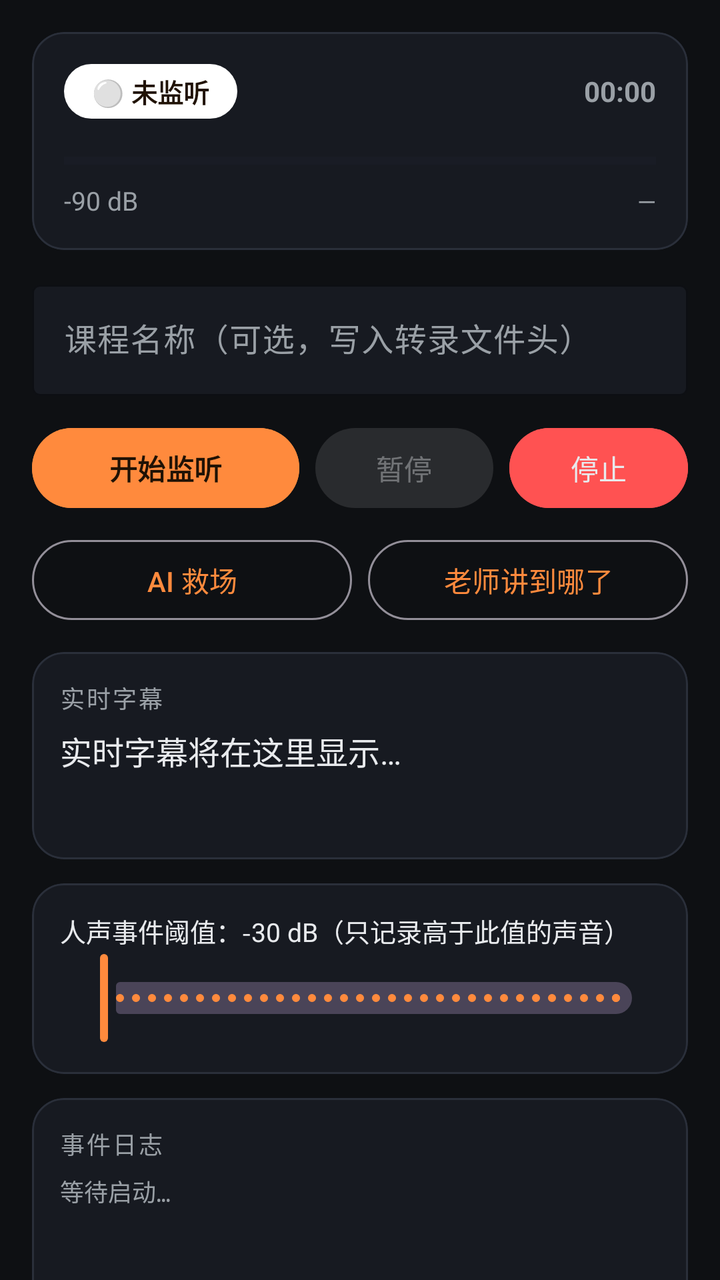
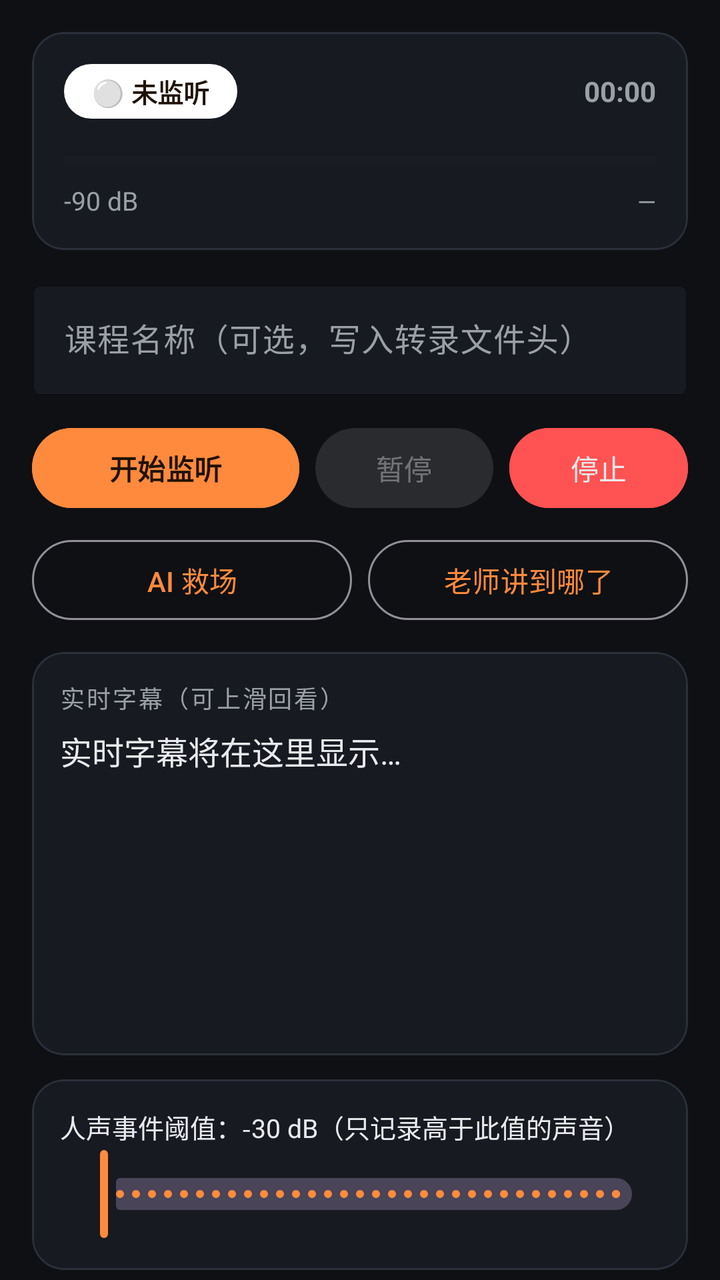

Two renders of the same Android screen: before a commit and after it. Below are the layout's source before the change and the commit's diff.
<!-- AndroidManifest.xml: application theme Theme.ClassFoxDroid -->
<!-- res/layout/fragment_listen.xml -->
<?xml version="1.0" encoding="utf-8"?>
<ScrollView xmlns:android="http://schemas.android.com/apk/res/android"
    xmlns:app="http://schemas.android.com/apk/res-auto"
    android:layout_width="match_parent"
    android:layout_height="match_parent"
    android:fillViewport="true"
    android:scrollbars="none">

    <LinearLayout
        android:layout_width="match_parent"
        android:layout_height="wrap_content"
        android:orientation="vertical"
        android:padding="16dp">

        
        <com.google.android.material.card.MaterialCardView
            android:id="@+id/cardAlert"
            style="@style/CFCard"
            android:layout_width="match_parent"
            android:layout_height="wrap_content"
            android:layout_marginBottom="12dp"
            android:visibility="gone"
            app:strokeWidth="2dp">

            <LinearLayout
                android:layout_width="match_parent"
                android:layout_height="wrap_content"
                android:orientation="vertical"
                android:padding="14dp">

                <LinearLayout
                    android:layout_width="match_parent"
                    android:layout_height="wrap_content"
                    android:gravity="center_vertical"
                    android:orientation="horizontal">

                    <TextView
                        android:id="@+id/tvAlertTag"
                        android:layout_width="0dp"
                        android:layout_height="wrap_content"
                        android:layout_weight="1"
                        android:textSize="14sp"
                        android:textStyle="bold" />

                    <com.google.android.material.button.MaterialButton
                        android:id="@+id/btnAlertDismiss"
                        style="@style/Widget.Material3.Button.TextButton"
                        android:layout_width="wrap_content"
                        android:layout_height="wrap_content"
                        android:text="忽略"
                        android:textColor="@color/cf_text_dim" />
                </LinearLayout>

                <TextView
                    android:id="@+id/tvAlert"
                    android:layout_width="match_parent"
                    android:layout_height="wrap_content"
                    android:textColor="@color/cf_text"
                    android:textSize="14sp" />

                <LinearLayout
                    android:id="@+id/rowAlertActions"
                    android:layout_width="match_parent"
                    android:layout_height="wrap_content"
                    android:layout_marginTop="8dp"
                    android:orientation="horizontal"
                    android:visibility="gone">

                    <com.google.android.material.button.MaterialButton
                        android:id="@+id/btnAlertRescue"
                        android:layout_width="0dp"
                        android:layout_height="wrap_content"
                        android:layout_weight="1"
                        android:backgroundTint="@color/cf_danger"
                        android:text="AI 救场"
                        android:textColor="@color/cf_text" />

                    <com.google.android.material.button.MaterialButton
                        android:id="@+id/btnAlertCatchup"
                        style="@style/Widget.Material3.Button.TonalButton"
                        android:layout_width="0dp"
                        android:layout_height="wrap_content"
                        android:layout_marginStart="8dp"
                        android:layout_weight="1"
                        android:text="讲到哪了" />
                </LinearLayout>
            </LinearLayout>
        </com.google.android.material.card.MaterialCardView>

        
        <com.google.android.material.card.MaterialCardView
            style="@style/CFCard"
            android:layout_width="match_parent"
            android:layout_height="wrap_content">

            <LinearLayout
                android:layout_width="match_parent"
                android:layout_height="wrap_content"
                android:orientation="vertical"
                android:padding="16dp">

                <LinearLayout
                    android:layout_width="match_parent"
                    android:layout_height="wrap_content"
                    android:gravity="center_vertical"
                    android:orientation="horizontal">

                    <TextView
                        android:id="@+id/statusPill"
                        android:layout_width="wrap_content"
                        android:layout_height="wrap_content"
                        android:background="@drawable/bg_pill"
                        android:paddingStart="14dp"
                        android:paddingTop="4dp"
                        android:paddingEnd="14dp"
                        android:paddingBottom="4dp"
                        android:text="⚪ 未监听"
                        android:textColor="@color/cf_on_primary"
                        android:textSize="13sp"
                        android:textStyle="bold" />

                    <View
                        android:layout_width="0dp"
                        android:layout_height="1dp"
                        android:layout_weight="1" />

                    <TextView
                        android:id="@+id/tvTime"
                        android:layout_width="wrap_content"
                        android:layout_height="wrap_content"
                        android:text="00:00"
                        android:textColor="@color/cf_text_dim"
                        android:textSize="14sp"
                        android:textStyle="bold" />
                </LinearLayout>

                <ProgressBar
                    android:id="@+id/volumeBar"
                    style="?android:attr/progressBarStyleHorizontal"
                    android:layout_width="match_parent"
                    android:layout_height="10dp"
                    android:layout_marginTop="16dp"
                    android:max="100"
                    android:progress="0"
                    android:progressBackgroundTint="@color/cf_surface_var"
                    android:progressTint="@color/cf_ok" />

                <LinearLayout
                    android:layout_width="match_parent"
                    android:layout_height="wrap_content"
                    android:layout_marginTop="6dp"
                    android:orientation="horizontal">

                    <TextView
                        android:id="@+id/tvDb"
                        android:layout_width="0dp"
                        android:layout_height="wrap_content"
                        android:layout_weight="1"
                        android:text="-90 dB"
                        android:textColor="@color/cf_text_dim"
                        android:textSize="13sp" />

                    <TextView
                        android:id="@+id/tvFile"
                        android:layout_width="0dp"
                        android:layout_height="wrap_content"
                        android:layout_weight="2"
                        android:ellipsize="start"
                        android:gravity="end"
                        android:singleLine="true"
                        android:text="—"
                        android:textColor="@color/cf_text_dim"
                        android:textSize="12sp" />
                </LinearLayout>
            </LinearLayout>
        </com.google.android.material.card.MaterialCardView>

        
        <com.google.android.material.textfield.TextInputLayout
            android:layout_width="match_parent"
            android:layout_height="wrap_content"
            android:layout_marginTop="12dp"
            android:hint="课程名称（可选，写入转录文件头）"
            app:boxBackgroundColor="@color/cf_surface"
            app:boxStrokeColor="@color/cf_stroke"
            style="@style/Widget.Material3.TextInputLayout.OutlinedBox">

            <com.google.android.material.textfield.TextInputEditText
                android:id="@+id/etCourse"
                android:layout_width="match_parent"
                android:layout_height="wrap_content"
                android:inputType="text"
                android:textColor="@color/cf_text" />
        </com.google.android.material.textfield.TextInputLayout>

        
        <LinearLayout
            android:layout_width="match_parent"
            android:layout_height="wrap_content"
            android:layout_marginTop="12dp"
            android:orientation="horizontal">

            <com.google.android.material.button.MaterialButton
                android:id="@+id/btnStart"
                android:layout_width="0dp"
                android:layout_height="wrap_content"
                android:layout_weight="1.2"
                android:backgroundTint="@color/cf_primary"
                android:text="开始监听"
                android:textColor="@color/cf_on_primary"
                android:textStyle="bold" />

            <com.google.android.material.button.MaterialButton
                android:id="@+id/btnPause"
                style="@style/Widget.Material3.Button.TonalButton"
                android:layout_width="0dp"
                android:layout_height="wrap_content"
                android:layout_marginStart="8dp"
                android:layout_weight="0.8"
                android:enabled="false"
                android:text="暂停" />

                <com.google.android.material.button.MaterialButton
                    android:id="@+id/btnStop"
                    style="@style/Widget.Material3.Button.TonalButton"
                    android:layout_width="0dp"
                    android:layout_height="wrap_content"
                    android:layout_marginStart="8dp"
                    android:layout_weight="0.8"
                    android:backgroundTint="@color/cf_danger"
                    android:enabled="false"
                    android:text="停止"
                    android:textColor="@color/cf_text" />
        </LinearLayout>

        
        <LinearLayout
            android:layout_width="match_parent"
            android:layout_height="wrap_content"
            android:layout_marginTop="8dp"
            android:orientation="horizontal">

            <com.google.android.material.button.MaterialButton
                android:id="@+id/btnAiRescue"
                style="@style/Widget.Material3.Button.OutlinedButton"
                android:layout_width="0dp"
                android:layout_height="wrap_content"
                android:layout_weight="1"
                android:text="AI 救场" />

            <com.google.android.material.button.MaterialButton
                android:id="@+id/btnAiCatchup"
                style="@style/Widget.Material3.Button.OutlinedButton"
                android:layout_width="0dp"
                android:layout_height="wrap_content"
                android:layout_marginStart="8dp"
                android:layout_weight="1"
                android:text="老师讲到哪了" />
        </LinearLayout>

        
        <com.google.android.material.card.MaterialCardView
            style="@style/CFCard"
            android:layout_width="match_parent"
            android:layout_height="wrap_content"
            android:layout_marginTop="12dp">

            <LinearLayout
                android:layout_width="match_parent"
                android:layout_height="wrap_content"
                android:orientation="vertical"
                android:padding="14dp">

                <TextView
                    style="@style/CFCardLabel"
                    android:layout_width="wrap_content"
                    android:layout_height="wrap_content"
                    android:text="实时字幕" />

                <TextView
                    android:id="@+id/tvCaption"
                    android:layout_width="match_parent"
                    android:layout_height="wrap_content"
                    android:layout_marginTop="6dp"
                    android:minHeight="52dp"
                    android:text="实时字幕将在这里显示…"
                    android:textColor="@color/cf_text"
                    android:textSize="16sp" />
            </LinearLayout>
        </com.google.android.material.card.MaterialCardView>

        
        <com.google.android.material.card.MaterialCardView
            style="@style/CFCard"
            android:layout_width="match_parent"
            android:layout_height="wrap_content"
            android:layout_marginTop="12dp">

            <LinearLayout
                android:layout_width="match_parent"
                android:layout_height="wrap_content"
                android:orientation="vertical"
                android:padding="14dp">

                <TextView
                    android:id="@+id/tvThreshold"
                    android:layout_width="match_parent"
                    android:layout_height="wrap_content"
                    android:text="人声事件阈值：-30 dB（只记录高于此值的声音）"
                    android:textColor="@color/cf_text"
                    android:textSize="13sp" />

                <com.google.android.material.slider.Slider
                    android:id="@+id/sliderThreshold"
                    android:layout_width="match_parent"
                    android:layout_height="wrap_content"
                    android:stepSize="1"
                    android:valueFrom="-60"
                    android:valueTo="-10"
                    app:labelBehavior="gone" />
            </LinearLayout>
        </com.google.android.material.card.MaterialCardView>

        
        <com.google.android.material.card.MaterialCardView
            style="@style/CFCard"
            android:layout_width="match_parent"
            android:layout_height="wrap_content"
            android:layout_marginTop="12dp">

            <LinearLayout
                android:layout_width="match_parent"
                android:layout_height="wrap_content"
                android:orientation="vertical"
                android:padding="14dp">

                <TextView
                    style="@style/CFCardLabel"
                    android:layout_width="wrap_content"
                    android:layout_height="wrap_content"
                    android:text="事件日志" />

                <ScrollView
                    android:id="@+id/logScroll"
                    android:layout_width="match_parent"
                    android:layout_height="200dp"
                    android:layout_marginTop="6dp">

                    <TextView
                        android:id="@+id/tvLog"
                        android:layout_width="match_parent"
                        android:layout_height="wrap_content"
                        android:fontFamily="monospace"
                        android:text="等待启动…\n"
                        android:textColor="@color/cf_text_dim"
                        android:textSize="12sp" />
                </ScrollView>
            </LinearLayout>
        </com.google.android.material.card.MaterialCardView>
    </LinearLayout>
</ScrollView>
<!-- resources referenced by this layout -->
<resources>
  <color name="cf_danger">#FF5252</color>
  <color name="cf_ok">#4ADE80</color>
  <color name="cf_on_primary">#201205</color>
  <color name="cf_primary">#FF8A3D</color>
  <color name="cf_stroke">#2A2F3A</color>
  <color name="cf_surface">#171A21</color>
  <color name="cf_surface_var">#20242E</color>
  <color name="cf_text">#E8EAED</color>
  <color name="cf_text_dim">#9AA0A6</color>
  <!-- drawable bg_pill (drawable) -->
  <?xml version="1.0" encoding="utf-8"?>
  <shape xmlns:android="http://schemas.android.com/apk/res/android" android:shape="rectangle">
      <solid android:color="#FFFFFF" />
      <corners android:radius="20dp" />
  </shape>
  <style name="CFCard" parent="Widget.Material3.CardView.Elevated">
          <item name="cardBackgroundColor">@color/cf_surface</item>
          <item name="cardCornerRadius">16dp</item>
          <item name="cardElevation">0dp</item>
          <item name="strokeColor">@color/cf_stroke</item>
          <item name="strokeWidth">1dp</item>
      </style>
  <style name="CFCardLabel" parent="TextAppearance.MaterialComponents.Subtitle2">
          <item name="android:textColor">@color/cf_text_dim</item>
          <item name="android:textSize">12sp</item>
          <item name="android:letterSpacing">0.08</item>
      </style>
  <style name="Theme.ClassFoxDroid" parent="Theme.Material3.Dark.NoActionBar">
          <item name="colorPrimary">@color/cf_primary</item>
          <item name="colorOnPrimary">@color/cf_on_primary</item>
          <item name="colorPrimaryContainer">@color/cf_surface_var</item>
          <item name="colorOnPrimaryContainer">@color/cf_text</item>
          <item name="android:colorBackground">@color/cf_bg</item>
          <item name="colorSurface">@color/cf_surface</item>
          <item name="colorOnSurface">@color/cf_text</item>
          <item name="colorSurfaceVariant">@color/cf_surface_var</item>
          <item name="colorOnSurfaceVariant">@color/cf_text_dim</item>
          <item name="colorError">@color/cf_danger</item>
          <item name="android:statusBarColor">@color/cf_bg</item>
          <item name="android:navigationBarColor">@color/cf_surface</item>
          <item name="android:windowLightStatusBar">false</item>
      </style>
  <color name="cf_bg">#0E1013</color>
</resources>

<!-- the commit's change to res/layout/fragment_listen.xml (unified diff, before → after) -->
@@ -275,17 +275,23 @@
                     style="@style/CFCardLabel"
                     android:layout_width="wrap_content"
                     android:layout_height="wrap_content"
-                    android:text="实时字幕" />
-
-                <TextView
-                    android:id="@+id/tvCaption"
-                    android:layout_width="match_parent"
-                    android:layout_height="wrap_content"
-                    android:layout_marginTop="6dp"
-                    android:minHeight="52dp"
-                    android:text="实时字幕将在这里显示…"
-                    android:textColor="@color/cf_text"
-                    android:textSize="16sp" />
+                    android:text="实时字幕（可上滑回看）" />
+
+                <ScrollView
+                    android:id="@+id/captionScroll"
+                    android:layout_width="match_parent"
+                    android:layout_height="150dp"
+                    android:layout_marginTop="6dp">
+
+                    <TextView
+                        android:id="@+id/tvCaption"
+                        android:layout_width="match_parent"
+                        android:layout_height="wrap_content"
+                        android:text="实时字幕将在这里显示…"
+                        android:textColor="@color/cf_text"
+                        android:textIsSelectable="true"
+                        android:textSize="16sp" />
+                </ScrollView>
             </LinearLayout>
         </com.google.android.material.card.MaterialCardView>
 
